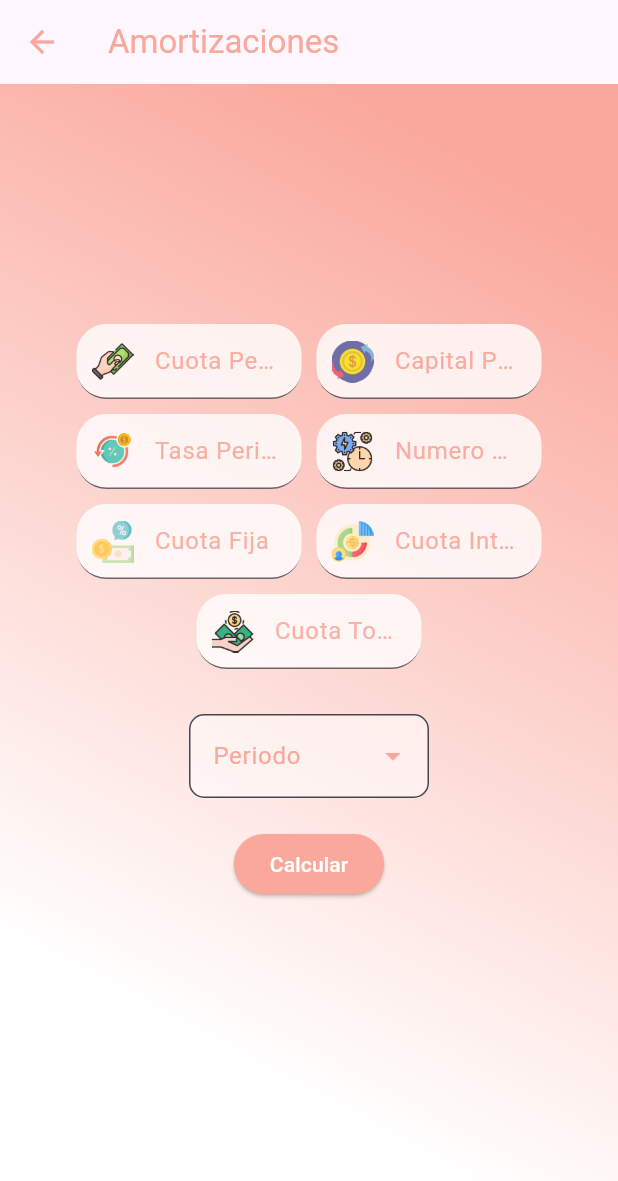
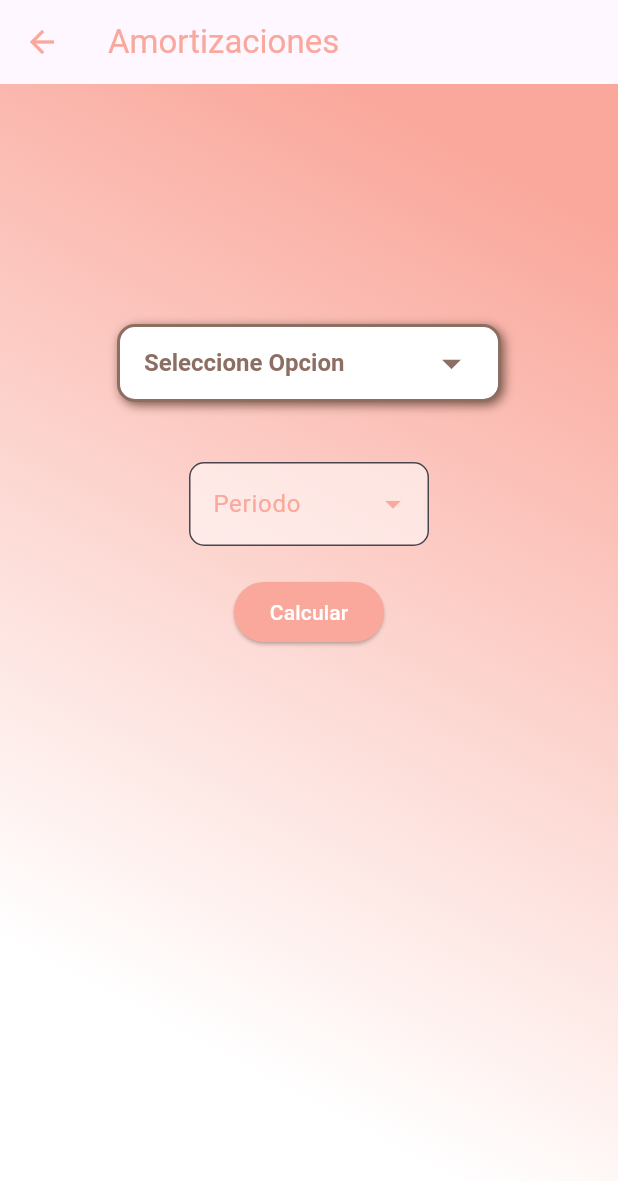
Before and after one commit to shadow-shield/Econmica-Front, a Flutter app: the AmortizacionesState screen opened by its route, on a phone screen of 412 x 824 dp. Shown: the top 1181 px of the screen. Run offline on Flutter 3.47's test engine with Material 3 defaults, Android fonts, the phone set to English and light mode, and no system bars; our stand-ins replace animate_do, animated_text_kit, get, local_auth; missing offline and left inert: local_auth_android.

Commit message:
variables capitalizacion

```diff
--- a/lib/model/amortizacion.module.dart
+++ b/lib/model/amortizacion.module.dart
@@ -1,36 +1,26 @@
 //model usuario
-
 
 class AmortizacionModel {
   late double? Cuota_Periodica;
   late double? Capital_Prestado;
   late double? Tasa_Periodo;
-  late double? Numero_Periodo;
-  late double? Cuota_Fija;
-  late double? Cuota_Interes;
-  late double? Cuota_Total;
-
-
+  late double? Numero_Pagos;
+  late double? Interes_Periodo;
 
   AmortizacionModel({
     required this.Cuota_Periodica,
-     required this.Capital_Prestado,
+    required this.Capital_Prestado,
     required this.Tasa_Periodo,
-    required this.Numero_Periodo,
-    required this.Cuota_Fija,
-     required this.Cuota_Interes,
-      required this.Cuota_Total,
-    });
-
+    required this.Numero_Pagos,
+    required this.Interes_Periodo,
+  });
 
   AmortizacionModel.fromJson(Map<String, dynamic> json) {
     Cuota_Periodica = json['Cuota_Periodica'];
     Capital_Prestado = json['Capital_Prestado'];
     Tasa_Periodo = json['Tasa_Periodo'];
-    Numero_Periodo = json['Numero_Periodo'];
-    Cuota_Fija = json['Cuota_Fija'];
-    Cuota_Interes = json['Cuota_Interes'];
-    Cuota_Total = json['Cuota_Total'];
+    Numero_Pagos = json['Numero_Pagos'];
+    Interes_Periodo = json['Interes_Periodo'];
   }
 
   Map<String, dynamic> toJson() {
@@ -38,10 +28,9 @@ class AmortizacionModel {
     data['Cuota_Periodica'] = Cuota_Periodica;
     data['Capital_Prestado'] = Capital_Prestado;
     data['Tasa_Periodo'] = Tasa_Periodo;
-    data['Numero_Periodo'] = Numero_Periodo;
-    data['Cuota_Fija'] = Cuota_Fija;
-    data['Cuota_Interes'] = Cuota_Interes;
-    data['Cuota_Total'] = Cuota_Total;
+    data['Numero_Periodo'] = Numero_Pagos;
+    data['Interes_Periodo'] = Interes_Periodo;
+
     return data;
   }
 }
--- a/lib/model/capitalizacion.module.dart
+++ b/lib/model/capitalizacion.module.dart
@@ -1,35 +1,39 @@
 //model usuario
 
-
 class CapitalizacionModel {
+  late double? Monto_final;
   late double? Capital_Inicial;
-  late double? Capital_Final;
   late double? Tasa_Interes;
   late double? Tiempo;
-
+  late double? NPeriodo;
+  late double? Periodo_Inicial;
 
   CapitalizacionModel({
+    required this.Monto_final,
     required this.Capital_Inicial,
-    required this.Capital_Final,
     required this.Tasa_Interes,
     required this.Tiempo,
-
+    required this.NPeriodo,
+    required this.Periodo_Inicial,
   });
 
   CapitalizacionModel.fromJson(Map<String, dynamic> json) {
+    Monto_final = json['Monto_final'];
     Capital_Inicial = json['Capital_Inicial'];
-    Capital_Final = json['Capital_Final'];
-    Tasa_Interes = json['Tasa_Interes'];
+    Tasa_Interes = json['v'];
     Tiempo = json['Tiempo'];
-
+    NPeriodo = json['NPeriodo'];
+    Periodo_Inicial = json['Periodo_Inicial'];
   }
 
   Map<String, dynamic> toJson() {
     final Map<String, dynamic> data = <String, dynamic>{};
-    data['Capital_Inicial'] = Capital_Inicial;
-    data['Capital_Final'] = Capital_Final;
+    data['Capital_Inicial'] = Monto_final;
+    data['Capital_Final'] = Capital_Inicial;
     data['Tasa_Interes'] = Tasa_Interes;
     data['Tiempo'] = Tiempo;
+    data['NPeriodo'] = NPeriodo;
+    data['Periodo_Inicial'] = Periodo_Inicial;
 
     return data;
   }
--- a/lib/model/gradientes.module.dart
+++ b/lib/model/gradientes.module.dart
@@ -3,39 +3,43 @@
 
 class GradientesModel {
   late double? ValorPF;
-  late double? Primera_Cuota;
-  late double? Constante_Incremento;
-  late double? Tasa_Periodo;
-  late double? Numero_Pago;
-  late double? Variable_Porcentual;
+  late double? Primera_Pago;
+  late double? Tasa_Interes;
+  late double? Numero_Periodo;
+  late double? Tasa_Crecimiento;
+  late double? Factor_Conversion;
+  late double? Cuota_enPeriodo;
 
 
   GradientesModel({
     required this.ValorPF,
-     required this.Primera_Cuota,
-    required this.Constante_Incremento,
-    required this.Tasa_Periodo,
-    required this.Numero_Pago,
-    required this.Variable_Porcentual,
+     required this.Primera_Pago,
+    required this.Tasa_Interes,
+    required this.Numero_Periodo,
+    required this.Tasa_Crecimiento,
+    required this.Factor_Conversion,
+    required this.Cuota_enPeriodo,
   });
 
   GradientesModel.fromJson(Map<String, dynamic> json) {
     ValorPF = json['ValorPF'];
-    Primera_Cuota = json['Primera_Cuota'];
-    Constante_Incremento = json['Constante_Incremento'];
-    Tasa_Periodo = json['Tasa_Periodo'];
-    Numero_Pago = json['Numero_Pago'];
-    Variable_Porcentual = json['Variable_Porcentual'];
+    Primera_Pago = json['Primera_Pago'];
+    Tasa_Interes = json['Tasa_Interes'];
+    Numero_Periodo = json['Numero_Periodo'];
+    Tasa_Crecimiento = json['Tasa_Crecimiento'];
+    Factor_Conversion = json['Factor_Conversion'];
+    Cuota_enPeriodo = json['Cuota_enPeriodo'];
   }
 
   Map<String, dynamic> toJson() {
     final Map<String, dynamic> data = <String, dynamic>{};
     data['ValorPF'] = ValorPF;
-    data['Primera_Cuota'] = Primera_Cuota;
-    data['Constante_Incremento'] = Constante_Incremento;
-    data['Tasa_Periodo'] = Tasa_Periodo;
-    data['Numero_Pago'] = Numero_Pago;
-    data['Variable_Porcentual'] = Variable_Porcentual;
+    data['Primera_Pago'] = Primera_Pago;
+    data['Tasa_Interes'] = Tasa_Interes;
+    data['Numero_Periodo'] = Numero_Periodo;
+    data['Tasa_Crecimiento'] = Tasa_Crecimiento;
+    data['Factor_Conversion'] = Factor_Conversion;
+    data['Cuota_enPeriodo'] = Cuota_enPeriodo;
     return data;
   }
 }
--- a/lib/page/pagecuaciones_segundo/amortizacion.riverpod.dart
+++ b/lib/page/pagecuaciones_segundo/amortizacion.riverpod.dart
@@ -1,6 +1,5 @@
 import 'package:flutter/material.dart';
 import 'package:transifox/widgets/Dropdowbutton.riverpod.dart';
-
 import 'package:transifox/widgets/textfieldd.riverpod.dart';
 
 class AmortizacionesState extends StatefulWidget {
@@ -22,6 +21,9 @@ class _AmortizacionesStateState extends State<AmortizacionesState> {
       ],
     ),
   );
+
+  String? selectedCalculation;
+
   final TextEditingController CPeriodicaController = TextEditingController();
   final TextEditingController CPrestadoController = TextEditingController();
   final TextEditingController TPeriodoController = TextEditingController();
@@ -29,7 +31,10 @@ class _AmortizacionesStateState extends State<AmortizacionesState> {
   final TextEditingController CFijaController = TextEditingController();
   final TextEditingController CInteresController = TextEditingController();
   final TextEditingController CTotalController = TextEditingController();
-
+  final TextEditingController Interes_PeriodoController =
+      TextEditingController();
+  final TextEditingController Cuota_enPeriodoController =
+      TextEditingController();
 
   @override
   Widget build(BuildContext context) {
@@ -50,114 +55,77 @@ class _AmortizacionesStateState extends State<AmortizacionesState> {
               child: Column(
                 mainAxisAlignment: MainAxisAlignment.center,
                 children: [
-                    Container(
-                      child: Row(
-                        mainAxisAlignment: MainAxisAlignment.center,
-                        children: [
-                          SizedBox(
-                            height: 50,
-                            width: 150,
-                            child: TextfieldStyle(
-                              enabled: true,
-                              labelText: 'Cuota Periodica',
-                              icon: Image.asset('assets/acuota.png', width: 1),
-                              color: const Color(0xFFFAA89C),
-                              controller: CPeriodicaController,
-                            ),
-                          ),
-                          const SizedBox(width: 10),
-                          SizedBox(
-                            height: 50,
-                            width: 150,
-                            child: TextfieldStyle(
-                              enabled: true,
-                              labelText: 'Capital Prestado',
-                              icon: Image.asset('assets/acapital.png', width: 1),
-                              color: const Color(0xFFFAA89C),
-                              controller: CPrestadoController,
-                            ),
+                  Padding(
+                    padding: const EdgeInsets.symmetric(horizontal: 20),
+                    child: Container(
+                      decoration: BoxDecoration(
+                        color: Colors.white,
+                        borderRadius: BorderRadius.circular(12),
+                        border: Border.all(color: Colors.brown[400]!, width: 2),
+                        boxShadow: const [
+                          BoxShadow(
+                            color: Colors.brown,
+                            blurRadius: 5,
+                            offset: Offset(2, 2),
                           ),
                         ],
                       ),
+                      padding: const EdgeInsets.symmetric(horizontal: 16),
+                      child: SizedBox(
+                        width: 220,
+                        child: DropdownButtonHideUnderline(
+                          child: DropdownButton<String>(
+                            value: selectedCalculation,
+                            hint: Text(
+                              'Seleccione Opcion',
+                              style: TextStyle(
+                                  color: Colors.brown[400]!,
+                                  fontWeight: FontWeight.bold),
                             ),
-                    const SizedBox(height: 10),
-                    Container(
-                      child: Row(
-                        mainAxisAlignment: MainAxisAlignment.center,
-                        children: [
-                          SizedBox(
-                            height: 50,
-                            width: 150,
-                            child: TextfieldStyle(
-                              enabled: true,
-                              labelText: 'Tasa Periodo',
-                              icon: Image.asset('assets/atasa.png', width: 1),
-                              color: const Color(0xFFFAA89C),
-                              controller: TPeriodoController,
+                            icon: Icon(Icons.arrow_drop_down,
+                                color: Colors.brown[400]!, size: 30),
+                            style: TextStyle(
+                                color: Colors.brown[400]!, fontSize: 16),
+                            isExpanded: true,
+                            onChanged: (String? newValue) {
+                              setState(() {
+                                selectedCalculation = newValue;
+                              });
+                            },
+                            items: [
+                              'Amortizacion Francesa',
+                              'Amortizacion Aleman',
+                              'Amortizacion Americana'
+                            ].map<DropdownMenuItem<String>>((String value) {
+                              return DropdownMenuItem<String>(
+                                value: value,
+                                child: Padding(
+                                  padding:
+                                      const EdgeInsets.symmetric(vertical: 8),
+                                  child: Text(
+                                    value,
+                                    style: const TextStyle(fontSize: 16),
                                   ),
                                 ),
-                          const SizedBox(width: 10),
-                          SizedBox(
-                            height: 50,
-                            width: 150,
-                            child: TextfieldStyle(
-                              enabled: true,
-                              labelText: 'Numero Periodo',
-                              icon: Image.asset('assets/anumero.png', width: 1),
-                              color: const Color(0xFFFAA89C),
-                              controller: NPeriodoController,
+                              );
+                            }).toList(),
                           ),
                         ),
-                        ],
                       ),
                     ),
-                    const SizedBox(height: 10),
-                    Container(
-                      child: Row(
-                        mainAxisAlignment: MainAxisAlignment.center,
-                        children: [
-                          SizedBox(
-                            height: 50,
-                            width: 150,
-                            child: TextfieldStyle(
-                              enabled: true,
-                              labelText: 'Cuota Fija',
-                              icon: Image.asset('assets/afija.png', width: 1),
-                              color: const Color(0xFFFAA89C),
-                              controller: CFijaController,
                   ),
-                          ),
-                          const SizedBox(width: 10),
-                          SizedBox(
-                            height: 50,
-                            width: 150,
-                            child: TextfieldStyle(
-                              enabled: true,
-                              labelText: 'Cuota Interes',
-                              icon: Image.asset('assets/ainteres.png', width: 1),
-                              color: const Color(0xFFFAA89C),
-                              controller: CInteresController,
-                            ),
-                          ),
+                  const SizedBox(height: 20),
+
+                  // Mostrar campos según selección
+                  if (selectedCalculation == 'Amortizacion Francesa') ...[
+                    camposFrancesa()
+                  ] else if (selectedCalculation == 'Amortizacion Aleman') ...[
+                    camposAleman()
+                  ] else if (selectedCalculation ==
+                      'Amortizacion Americana') ...[
+                    camposAmericana()
                   ],
-                      ),
-                    ),
-                    const SizedBox(height: 10),
-                    SizedBox(
-                      height: 50,
-                      width: 150,
-                      child: TextfieldStyle(
-                        enabled: true,
-                        labelText: 'Cuota Total',
-                        icon: Image.asset('assets/atotal.png', width: 1),
-                        color: const Color(0xFFFAA89C),
-                        controller: CTotalController,
-                      ),
-                    ),
-                    const SizedBox(height: 10),
-                    /* FechaSelector(
-                      color: Color(0xFFFAA89C),
-                    ), */
+
                   const SizedBox(height: 20),
                   const DropdownMenuItemButton(color: Color(0xFFFAA89C)),
                   const SizedBox(height: 20),
@@ -173,6 +141,80 @@ class _AmortizacionesStateState extends State<AmortizacionesState> {
             ),
           )
         ],
-        ));
+      ),
+    );
+  }
+
+  // ======================
+  // Campos para cada tipo
+  // ======================
+
+  Widget camposFrancesa() {
+    return Column(
+      children: [
+        filaInput(CPeriodicaController, 'Cuota Periodica', 'assets/acuota.png'),
+        const SizedBox(height: 10),
+        filaInput(
+            CPrestadoController, 'Capital Prestado', 'assets/acapital.png'),
+        const SizedBox(height: 10),
+        filaInput(TPeriodoController, 'Tasa Periodo', 'assets/atasa.png'),
+        const SizedBox(height: 10),
+        filaInput(NPeriodoController, 'Numero de pagos', 'assets/anumero.png'),
+      ],
+    );
+  }
+
+  Widget camposAleman() {
+    return Column(
+      children: [
+        filaInput(CPeriodicaController, 'Cuota Periodica', 'assets/acuota.png'),
+        const SizedBox(height: 10),
+        filaInput(Cuota_enPeriodoController, 'Cuota en el periodo',
+            'assets/ainteres.png'),
+        const SizedBox(height: 10),
+        filaInput(
+            CPrestadoController, 'Capital Prestado', 'assets/acapital.png'),
+        const SizedBox(height: 10),
+        filaInput(
+            TPeriodoController, 'Interes iniciales', 'assets/atasa.png'),
+        const SizedBox(height: 10),
+        const SizedBox(height: 10),
+        filaInput(NPeriodoController, 'Numero de pagos', 'assets/anumero.png'),
+      ],
+    );
+  }
+
+  Widget camposAmericana() {
+    return Column(
+      children: [
+        filaInput(
+            CPrestadoController, 'Capital Prestado', 'assets/acapital.png'),
+        const SizedBox(height: 10),
+        filaInput(TPeriodoController, 'Tasa Periodo', 'assets/atasa.png'),
+        const SizedBox(height: 10),
+        filaInput(
+            Interes_PeriodoController, 'Interes Periodo', 'assets/gvalor.png'),
+      ],
+    );
+  }
+
+  Widget filaInput(
+      TextEditingController controller, String label, String iconPath) {
+    return Row(
+      mainAxisAlignment: MainAxisAlignment.center,
+      children: [
+        SizedBox(
+          height: 50,
+          width: 310,
+          child: TextfieldStyle(
+            enabled: true,
+            labelText: label,
+            icon: Image.asset(iconPath, width: 1),
+            color: const Color(0xFFFAA89C),
+            controller: controller,
+          ),
+        ),
+      ],
+    );
   }
 }
```
Also changed, not shown: lib/model/interes_retorno.module.dart (+18 -18 lines), lib/page/pagecuaciones_segundo/gradientes.riverpod.dart (+100 -30 lines), lib/widgets/dropmenugenerico.riverpod.dart (added, +81 -0 lines). Lines whose indentation alone changed are shown as unchanged.
